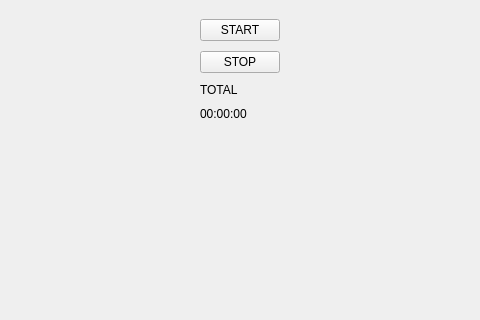
The window that timer-app/mainwindow.ui (imitatehappiness/QtTimerApp) describes before a commit, drawn with Qt 5; both pictures show x 349 to 829 and y 0 to 320 of the 1171 by 534 pixel window.
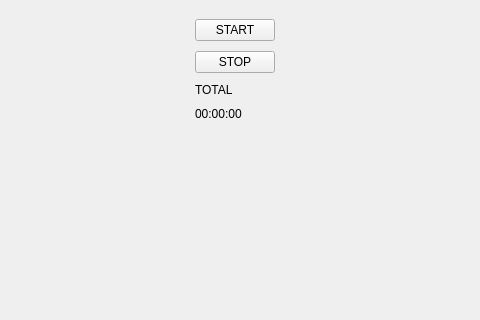
The same window after the commit. Icons and pictures are not drawn.

```diff
--- a/timer-app/mainwindow.ui
+++ b/timer-app/mainwindow.ui
@@ -285,7 +285,7 @@
     <item row="0" column="2">
      <layout class="QGridLayout" name="gridLayout_8">
       <property name="leftMargin">
-       <number>10</number>
+       <number>0</number>
       </property>
       <property name="topMargin">
        <number>10</number>
```
Left out of the diff: 98 changed lines with no effect on the pictures.
